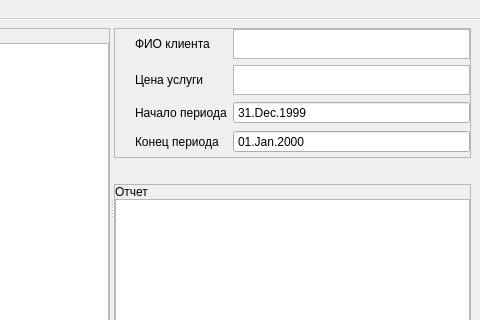
Old version of the form mainwindow.ui in the repository mintedcoinn/course-proj; both pictures show x 369 to 849 and y 0 to 320 of the 849 by 611 pixel window.
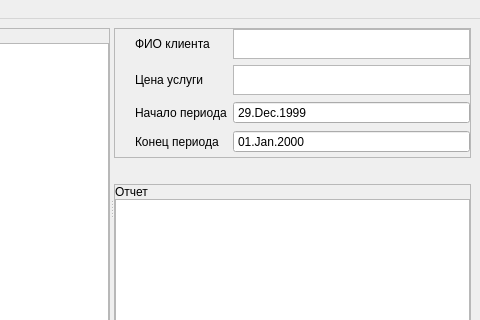
New version of the form.

Diff of the .ui file:
```diff
--- a/mainwindow.ui
+++ b/mainwindow.ui
@@ -159,7 +159,7 @@
          </item>
         </layout>
        </widget>
-       <widget class="QWidget" name="">
+       <widget class="QWidget" name="layoutWidget">
         <layout class="QVBoxLayout" name="verticalLayout" stretch="3,1,10">
          <item>
           <widget class="QFrame" name="frame_6">
@@ -294,7 +294,7 @@
                 <second>0</second>
                 <year>1999</year>
                 <month>12</month>
-                <day>31</day>
+                <day>29</day>
                </datetime>
               </property>
               <property name="displayFormat">
@@ -422,7 +422,7 @@
         </layout>
        </widget>
       </widget>
-      <widget class="QWidget" name="">
+      <widget class="QWidget" name="layoutWidget">
        <layout class="QHBoxLayout" name="horizontalLayout_2" stretch="5,3">
         <item>
          <widget class="QFrame" name="frame">
```
Left out of the diff: 41 changed lines with no effect on the pictures.
